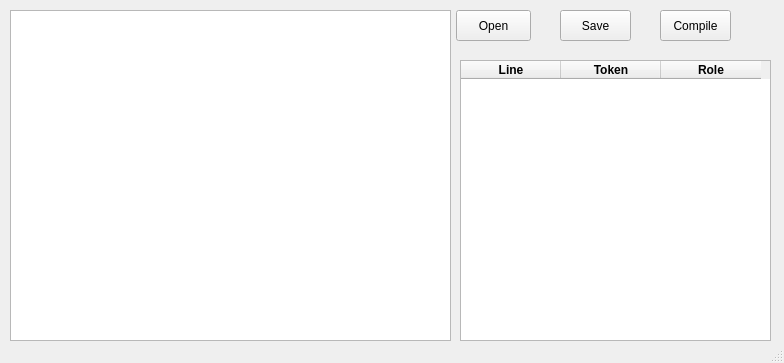
Qt form MainWindow.ui (GOJABoop/Compiler) before a commit.
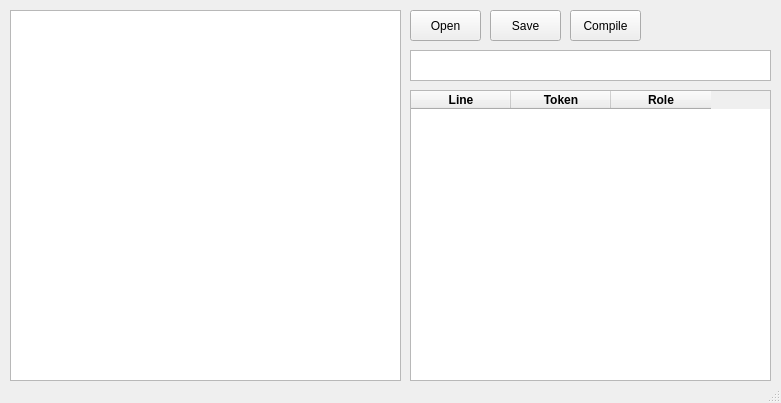
The same form after that commit.

Commit message: Showing errors and redesigning some interface elements

```diff
--- a/MainWindow.ui
+++ b/MainWindow.ui
@@ -6,8 +6,8 @@
    <rect>
     <x>0</x>
     <y>0</y>
-    <width>784</width>
-    <height>363</height>
+    <width>781</width>
+    <height>403</height>
    </rect>
   </property>
   <property name="windowTitle">
@@ -19,17 +19,17 @@
      <rect>
       <x>10</x>
       <y>10</y>
-      <width>441</width>
-      <height>331</height>
+      <width>391</width>
+      <height>371</height>
      </rect>
     </property>
    </widget>
    <widget class="QPushButton" name="pushButtonOpen">
     <property name="geometry">
      <rect>
-      <x>456</x>
+      <x>410</x>
       <y>10</y>
-      <width>75</width>
+      <width>71</width>
       <height>31</height>
      </rect>
     </property>
@@ -46,7 +46,7 @@
    <widget class="QPushButton" name="pushButtonSave">
     <property name="geometry">
      <rect>
-      <x>560</x>
+      <x>490</x>
       <y>10</y>
       <width>71</width>
       <height>31</height>
@@ -59,7 +59,7 @@
    <widget class="QPushButton" name="pushButtonCompile">
     <property name="geometry">
      <rect>
-      <x>660</x>
+      <x>570</x>
       <y>10</y>
       <width>71</width>
       <height>31</height>
@@ -72,10 +72,10 @@
    <widget class="QTableWidget" name="tableWidget">
     <property name="geometry">
      <rect>
-      <x>460</x>
-      <y>60</y>
-      <width>311</width>
-      <height>281</height>
+      <x>410</x>
+      <y>90</y>
+      <width>361</width>
+      <height>291</height>
      </rect>
     </property>
     <column>
@@ -109,6 +109,16 @@
      </property>
     </column>
    </widget>
+   <widget class="QListWidget" name="listWidgetError">
+    <property name="geometry">
+     <rect>
+      <x>410</x>
+      <y>50</y>
+      <width>361</width>
+      <height>31</height>
+     </rect>
+    </property>
+   </widget>
   </widget>
   <widget class="QStatusBar" name="statusbar"/>
  </widget>
```
The commit also changes 6 other files.
